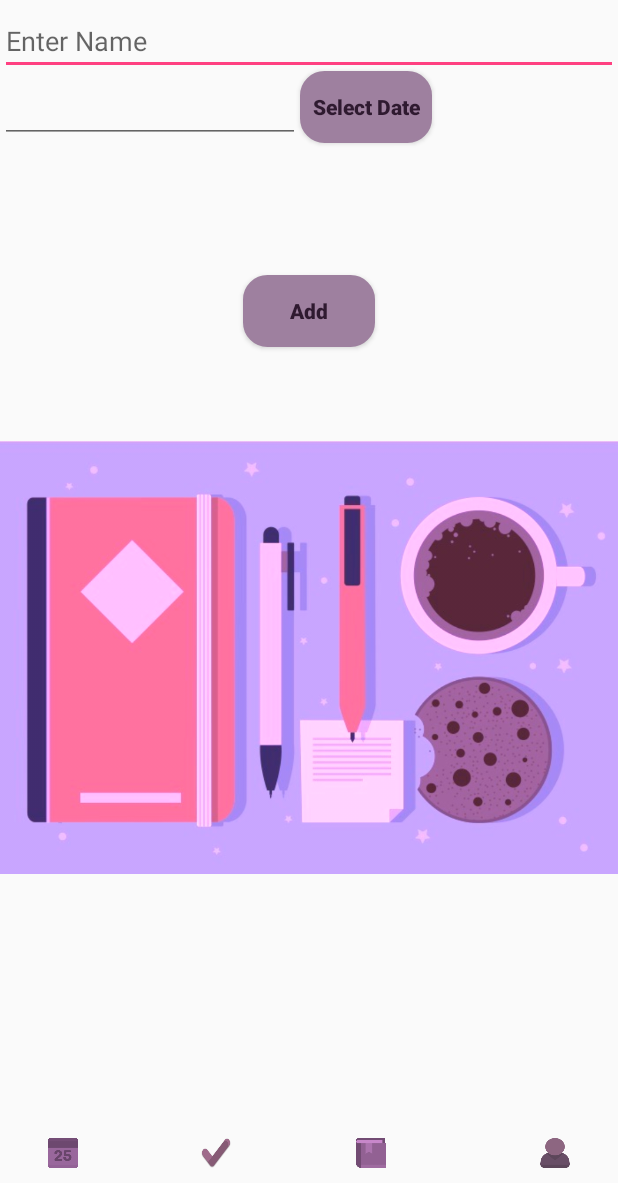
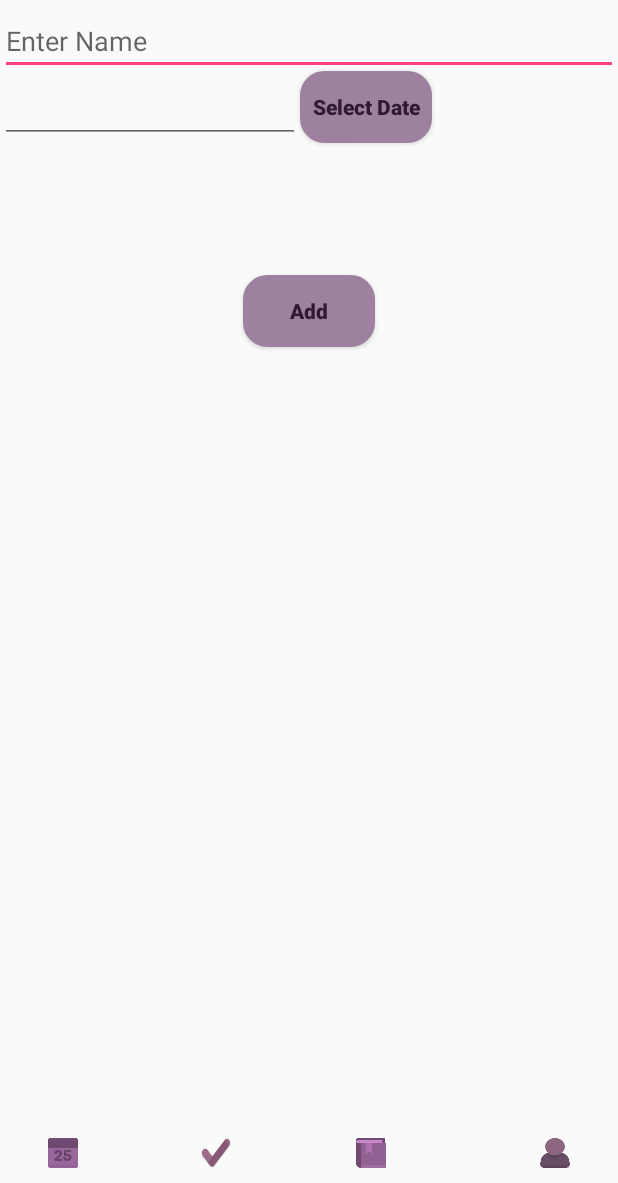
Before and after one commit to Lyle-Stevenson/YouDoApp, an Android app: the AddDateActivity screen opened directly, with no data from a screen before it, on a phone screen of 412 x 824 dp, the part 53-1236 px from its top. Run offline under Robolectric (Android 15) with nearby library versions, the phone set to English and light mode, and no system bars.

Commit message:
deleted offending files. :(

```diff
--- a/app/src/main/res/layout/activity_add_date.xml
+++ b/app/src/main/res/layout/activity_add_date.xml
@@ -67,14 +67,4 @@
         android:textSize="14sp"
         android:textStyle="bold" />
 
-    <ImageView
-        android:id="@+id/imageView"
-        android:layout_width="wrap_content"
-        android:layout_height="wrap_content"
-        android:layout_alignParentStart="true"
-        android:layout_below="@+id/editDateDate"
-        android:layout_marginTop="97dp"
-        android:elevation="-10dp"
-        app:srcCompat="@drawable/image2" />
-
 </RelativeLayout>
```
Also changed, not shown: app/src/main/res/layout/activity_add_event.xml (+0 -10 lines), app/src/main/res/layout/activity_add_goal.xml (+0 -8 lines), app/src/main/res/drawable/image2.jpg (deleted), app/src/main/res/drawable/image3.jpg (deleted), app/src/main/res/drawable/image4.png (deleted).
